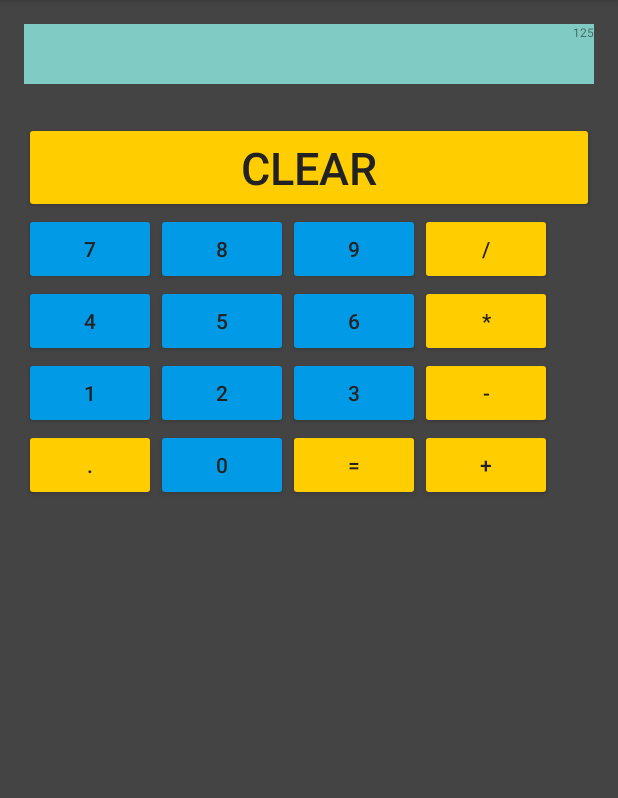
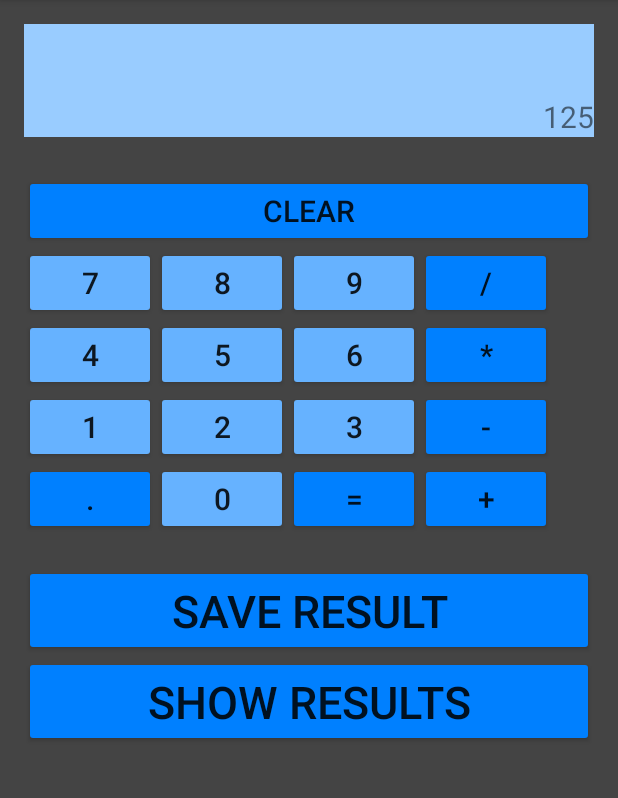
Before and after one commit to atus89123/calculator, an Android app: the screen it shows after launch (MainActivity), on a phone screen of 412 x 824 dp, the part 84-882 px from its top. Run offline under Robolectric (Android 15) with nearby library versions, the phone set to English and light mode, and no system bars.

Commit message:
buttons design, scrollable textview, save button and show button added

```diff
--- a/MyCalculator/app/src/main/java/com/example/totha/mycalculator/MainActivity.java
+++ b/MyCalculator/app/src/main/java/com/example/totha/mycalculator/MainActivity.java
@@ -3,6 +3,7 @@ package com.example.totha.mycalculator;
 import android.support.v7.app.AppCompatActivity;
 import android.os.Bundle;
 import android.text.Editable;
+import android.text.method.ScrollingMovementMethod;
 import android.view.View;
 import android.view.ViewGroup;
 import android.widget.Button;
@@ -14,6 +15,15 @@ import android.widget.Toast;
 import java.util.ArrayList;
 import java.util.Stack;
 
+
+//TO_DO
+/*
+
+- AUTOMATIC SRCOLL DOWN
+
+- GRIDLAYOUT SIZE ELEMNTS
+
+ */
 public class MainActivity extends AppCompatActivity implements View.OnClickListener{
 
     TextView resultTextView;
@@ -39,6 +49,8 @@ public class MainActivity extends AppCompatActivity implements View.OnClickListe
         eightButton = (Button) findViewById(R.id.eight);
         nineButton = (Button) findViewById(R.id.nine);
         zeroButton = (Button) findViewById(R.id.zero);
+
+        resultTextView.setMovementMethod(new ScrollingMovementMethod());
 
     }
 
--- a/MyCalculator/app/src/main/res/layout/activity_main.xml
+++ b/MyCalculator/app/src/main/res/layout/activity_main.xml
@@ -1,4 +1,4 @@
- <?xml version="1.0" encoding="utf-8"?>
+<?xml version="1.0" encoding="utf-8"?>
 <LinearLayout xmlns:android="http://schemas.android.com/apk/res/android"
     xmlns:tools="http://schemas.android.com/tools"
     android:layout_width="match_parent"
@@ -9,33 +9,30 @@
     android:paddingTop="@dimen/activity_vertical_margin"
     tools:context="com.example.totha.mycalculator.MainActivity"
     android:orientation="vertical"
-    android:backgroundTint="#444444"
     android:background="#444444">
 
 
     <TextView
         android:layout_width="match_parent"
-        android:layout_height="40dp"
+        android:layout_height="75dp"
         android:text="125"
         android:id="@+id/resultTextView"
-        android:backgroundTint="@color/material_deep_teal_200"
-        android:background="@color/dim_foreground_material_dark"
-        android:textAlignment="viewEnd"
-        android:textSize="@dimen/abc_action_bar_progress_bar_size" />
+        android:textSize="20sp"
+        android:background="#99CCFF"
+        android:gravity="bottom|right"
+        android:scrollbars = "vertical" />
 
     <Button
         android:layout_width="match_parent"
         android:layout_height="wrap_content"
+        android:id="@+id/clear"
         android:text="@string/clear"
-        android:id="@+id/clear"
         android:layout_marginTop="25dp"
-        android:textColor="#222222"
-        android:textSize="30sp"
-        android:backgroundTint="#FFCD00" />
+        android:theme="@style/MyOperatorButtonTheme"/>
 
     <GridLayout
         android:id="@+id/buttonGridLayout"
-        android:layout_width="wrap_content"
+        android:layout_width="match_parent"
         android:layout_height="wrap_content"
         android:columnCount="4"
         android:rowCount="4"
@@ -47,127 +44,129 @@
                 android:text="@string/seven"
                 android:id="@+id/seven"
                 android:onClick="onClick"
-                android:textColor="#222222"
-                android:backgroundTint="#009AE6"/>
+                android:theme="@style/MyNumberButtonTheme" />
             <Button
                 android:layout_width="wrap_content"
                 android:layout_height="match_parent"
                 android:text="@string/eight"
                 android:id="@+id/eight"
                 android:onClick="onClick"
-                android:textColor="#222222"
-                android:backgroundTint="#009AE6"/>
+                android:theme="@style/MyNumberButtonTheme"/>
             <Button
                 android:layout_width="wrap_content"
                 android:layout_height="match_parent"
                 android:text="@string/nine"
                 android:id="@+id/nine"
                 android:onClick="onClick"
-                android:textColor="#222222"
-                android:backgroundTint="#009AE6"/>
+                android:theme="@style/MyNumberButtonTheme"/>
             <Button
                 android:layout_width="wrap_content"
                 android:layout_height="match_parent"
                 android:text="@string/divide"
                 android:id="@+id/divide"
                 android:onClick="onClick"
-                android:textColor="#222222"
-                android:backgroundTint="#FFCD00"/>
+                android:theme="@style/MyOperatorButtonTheme"/>
             <Button
                 android:layout_width="wrap_content"
                 android:layout_height="match_parent"
                 android:text="@string/four"
                 android:id="@+id/four"
                 android:onClick="onClick"
-                android:textColor="#222222"
-                android:backgroundTint="#009AE6"/>
+                android:theme="@style/MyNumberButtonTheme"/>
             <Button
                 android:layout_width="wrap_content"
                 android:layout_height="match_parent"
                 android:text="@string/five"
                 android:id="@+id/five"
                 android:onClick="onClick"
-                android:textColor="#222222"
-                android:backgroundTint="#009AE6"/>
+                android:theme="@style/MyNumberButtonTheme"/>
             <Button
                 android:layout_width="wrap_content"
                 android:layout_height="match_parent"
                 android:text="@string/six"
                 android:id="@+id/six"
                 android:onClick="onClick"
-                android:textColor="#222222"
-                android:backgroundTint="#009AE6"/>
+                android:theme="@style/MyNumberButtonTheme"/>
             <Button
                 android:layout_width="wrap_content"
                 android:layout_height="match_parent"
                 android:text="@string/multiply"
                 android:id="@+id/multiply"
                 android:onClick="onClick"
-                android:textColor="#222222"
-                android:backgroundTint="#FFCD00"/>
+                android:theme="@style/MyOperatorButtonTheme"/>
             <Button
                 android:layout_width="wrap_content"
                 android:layout_height="match_parent"
                 android:text="@string/one"
                 android:id="@+id/one"
                 android:onClick="onClick"
-                android:textColor="#222222"
-                android:backgroundTint="#009AE6"/>
+                android:theme="@style/MyNumberButtonTheme"/>
             <Button
                 android:layout_width="wrap_content"
                 android:layout_height="match_parent"
                 android:text="@string/two"
                 android:id="@+id/two"
                 android:onClick="onClick"
-                android:textColor="#222222"
-                android:backgroundTint="#009AE6"/>
+                android:theme="@style/MyNumberButtonTheme"/>
             <Button
                 android:layout_width="wrap_content"
                 android:layout_height="match_parent"
                 android:text="@string/three"
                 android:id="@+id/three"
                 android:onClick="onClick"
-                android:textColor="#222222"
-                android:backgroundTint="#009AE6"/>
+                android:theme="@style/MyNumberButtonTheme"/>
             <Button
                 android:layout_width="wrap_content"
                 android:layout_height="match_parent"
                 android:text="@string/minus"
                 android:id="@+id/minus"
                 android:onClick="onClick"
-                android:textColor="#222222"
-                android:backgroundTint="#FFCD00"/>
+                android:theme="@style/MyOperatorButtonTheme"/>
             <Button
                 android:layout_width="wrap_content"
                 android:layout_height="match_parent"
                 android:text="@string/dot"
                 android:id="@+id/dot"
                 android:onClick="onClick"
-                android:textColor="#222222"
-                android:backgroundTint="#FFCD00"/>
+                android:theme="@style/MyOperatorButtonTheme"/>
             <Button
                 android:layout_width="wrap_content"
                 android:layout_height="match_parent"
                 android:text="@string/zero"
                 android:id="@+id/zero"
                 android:onClick="onClick"
-                android:textColor="#222222"
-                android:backgroundTint="#009AE6"/>
+                android:theme="@style/MyNumberButtonTheme"/>
             <Button
                 android:layout_width="wrap_content"
                 android:layout_height="match_parent"
                 android:text="@string/equals"
                 android:id="@+id/equals"
                 android:onClick="onClick"
-                android:textColor="#222222"
-                android:backgroundTint="#FFCD00"/>
+                android:theme="@style/MyOperatorButtonTheme"/>
             <Button
                 android:layout_width="wrap_content"
                 android:layout_height="match_parent"
                 android:text="@string/addition"
                 android:id="@+id/addition"
                 android:onClick="onClick"
-                android:textColor="#222222"
-                android:backgroundTint="#FFCD00"/>
+                android:theme="@style/MyOperatorButtonTheme"/>
     </GridLayout>
+
+    <Button
+        android:layout_width="match_parent"
+        android:layout_height="wrap_content"
+        android:text="@string/saveResult"
+        android:id="@+id/saveResult"
+        android:layout_marginTop="20dp"
+        android:textSize="30sp"
+        android:theme="@style/MyOperatorButtonTheme"/>
+
+    <Button
+        android:layout_width="match_parent"
+        android:layout_height="wrap_content"
+        android:text="@string/showResult"
+        android:id="@+id/showResult"
+        android:textSize="30sp"
+        android:theme="@style/MyOperatorButtonTheme"/>
+
 </LinearLayout>
--- a/MyCalculator/app/src/main/res/values/colors.xml
+++ b/MyCalculator/app/src/main/res/values/colors.xml
@@ -3,4 +3,7 @@
     <color name="colorPrimary">#3F51B5</color>
     <color name="colorPrimaryDark">#303F9F</color>
     <color name="colorAccent">#FF4081</color>
+    <color name="dark_blue">#3333FF</color>
+    <color name="light_blue">#66B2FF</color>
+    <color name="blue">#0080FF</color>
 </resources>
--- a/MyCalculator/app/src/main/res/values/strings.xml
+++ b/MyCalculator/app/src/main/res/values/strings.xml
@@ -17,4 +17,7 @@
     <string name="minus">-</string>
     <string name="equals">=</string>
     <string name="multiply">*</string>
+
+    <string name="saveResult">Save Result</string>
+    <string name="showResult">Show Results</string>
 </resources>
--- a/MyCalculator/app/src/main/res/values/styles.xml
+++ b/MyCalculator/app/src/main/res/values/styles.xml
@@ -8,4 +8,16 @@
         <item name="colorAccent">@color/colorAccent</item>
     </style>
 
+    <style name="MyNumberButtonTheme" parent="Theme.AppCompat.Light">
+        <item name="colorControlHighlight">@color/dark_blue</item>
+        <item name="colorButtonNormal">@color/light_blue</item>
+        <item name="android:textSize">20sp</item>
+    </style>
+
+    <style name="MyOperatorButtonTheme" parent="Theme.AppCompat.Light">
+        <item name="colorControlHighlight">@color/dark_blue</item>
+        <item name="colorButtonNormal">@color/blue</item>
+        <item name="android:textSize">20sp</item>
+    </style>
+
 </resources>
```
